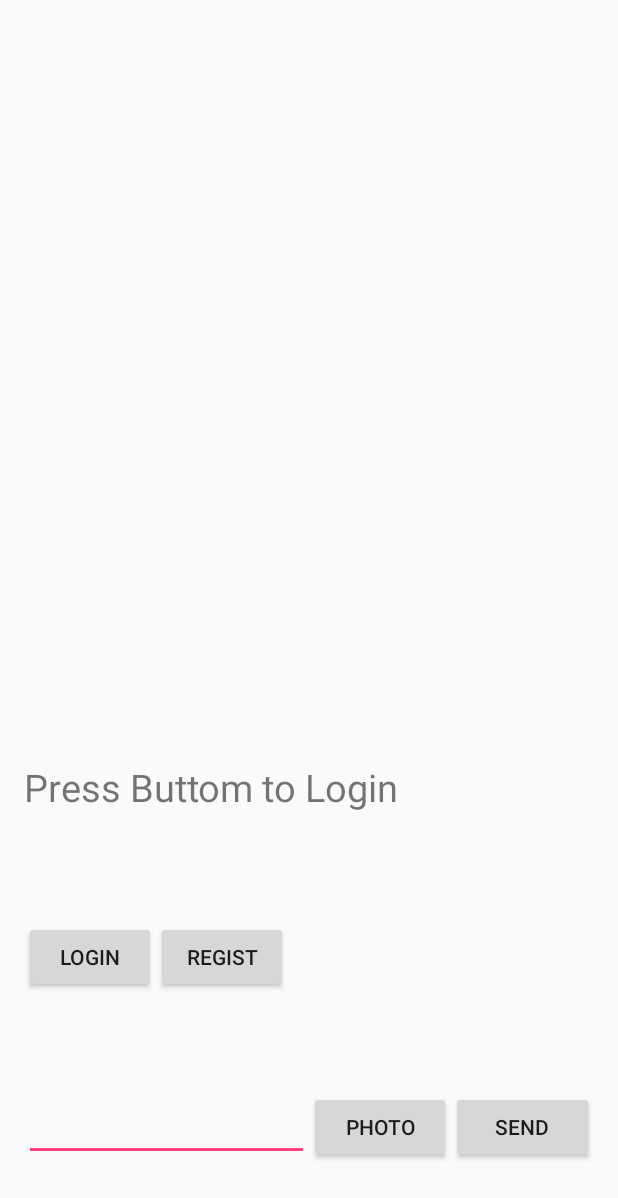
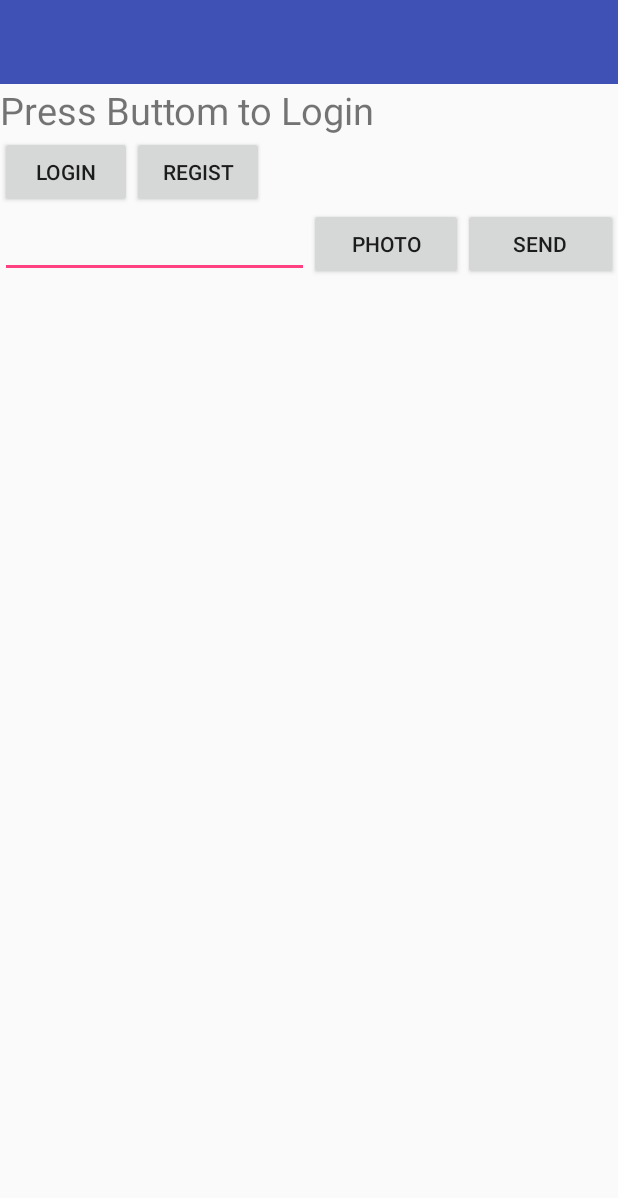
Before and after one commit to Aisuzuka/ChatRoom-with-Firebase, an Android app: the screen it shows after launch (MainActivity), after a tap on "PHOTO", on a phone screen of 412 x 824 dp. Shown: the top 1198 px of the screen. Run offline under Robolectric (Android 15) with nearby library versions, the phone set to English and light mode, and no system bars; our stand-ins replace Firebase (no records; nobody signed in at launch, a user with empty details on screens opened directly).

```diff
--- a/app/build.gradle
+++ b/app/build.gradle
@@ -26,6 +26,8 @@ dependencies {
 
 
     compile 'com.android.support:appcompat-v7:22.0.+'
+    compile "com.android.support:recyclerview-v7:22.0.0"
+    compile 'com.android.support:cardview-v7:22.0.0'
     compile 'com.google.code.gson:gson:2.3.1'
     compile 'com.google.firebase:firebase-storage:9.2.0'
     compile 'com.google.firebase:firebase-auth:9.2.0'
--- a/app/src/main/java/com/example/chienhua/chatroom/MainActivity.java
+++ b/app/src/main/java/com/example/chienhua/chatroom/MainActivity.java
@@ -10,16 +10,24 @@ import android.os.AsyncTask;
 import android.os.Bundle;
 import android.provider.MediaStore;
 import android.support.annotation.NonNull;
+import android.support.v7.app.ActionBarActivity;
+import android.support.v7.widget.Toolbar;
 import android.util.Log;
+import android.view.MotionEvent;
 import android.view.View;
+import android.view.ViewTreeObserver;
 import android.widget.ArrayAdapter;
 import android.widget.Button;
 import android.widget.EditText;
 import android.widget.ImageView;
+import android.widget.LinearLayout;
 import android.widget.ListView;
+import android.widget.ScrollView;
 import android.widget.TextView;
 
 
+import com.example.chienhua.chatroom.Tool.CustomScrollView;
+import com.example.chienhua.chatroom.Tool.ListViewInScroll;
 import com.google.android.gms.tasks.OnFailureListener;
 import com.google.android.gms.tasks.OnSuccessListener;
 import com.google.firebase.auth.FirebaseAuth;
@@ -44,7 +52,7 @@ import java.util.HashMap;
 import java.util.Map;
 
 
-public class MainActivity extends Activity {
+public class MainActivity extends ActionBarActivity {
     private TextView textView;
     private EditText editText2;
     private FirebaseAuth mAuth;
@@ -58,11 +66,18 @@ public class MainActivity extends Activity {
     private String photoLink = "";
     private ChatRoomAdapter chatRoomAdapter;
     private ArrayList<DataStruct> dataStruct = new ArrayList<DataStruct>();
+    private ListViewInScroll list;
+    private CustomScrollView scroll;
+    private Toolbar toolBar;
+    private LinearLayout toolBarHeader;
 
     @Override
     protected void onCreate(Bundle savedInstanceState) {
         super.onCreate(savedInstanceState);
         setContentView(R.layout.activity_main);
+        toolBar = (Toolbar) findViewById(R.id.toolbar);
+        setTitle("ChatRoom");
+        toolBar.setTitleTextColor(getResources().getColor(android.R.color.white));
     }
 
     private void doUpdate(DataStruct data) {
@@ -73,19 +88,85 @@ public class MainActivity extends Activity {
         mRef.push().setValue(map);
     }
 
+    int pastY;
+    int dY;
+    private int mToolbarOffset = 0;
+    private int mToolbarHeight;
+    private boolean mControlsVisible = true;
+    @Override
+    public boolean dispatchTouchEvent(MotionEvent event) {
+
+        clipToolbarOffset();
+        onMoved(mToolbarOffset);
+        switch(event.getAction()){
+            case MotionEvent.ACTION_DOWN:
+                Log.e("pastY", String.valueOf(pastY));
+                pastY = (int) event.getY();
+                mToolbarOffset = 0;
+                break;
+            case MotionEvent.ACTION_MOVE:
+                dY = (int) (pastY - event.getY());
+                pastY = (int) event.getY();
+                if((mToolbarOffset <mToolbarHeight && dY>0) || (mToolbarOffset >0 && dY<0)) {
+//                    Log.e("mToolbarHeight", String.valueOf(mToolbarHeight));
+//                    Log.e("mToolbarOffset", String.valueOf(mToolbarOffset));
+//                    Log.e("dY", String.valueOf(dY));
+                    mToolbarOffset += dY;
+                }
+                break;
+            case MotionEvent.ACTION_UP:
+                dY = 0;
+                break;
+        }
+
+        return super.dispatchTouchEvent(event);
+    }
+
+    public void onMoved(int distance) {
+        toolBar.setTranslationY(-distance);
+    }
+
+    private void clipToolbarOffset() {
+        if(mToolbarOffset > mToolbarHeight) {
+            mToolbarOffset = mToolbarHeight;
+        } else if(mToolbarOffset < 0) {
+            mToolbarOffset = 0;
+        }
+    }
+
     @Override
     protected void onStart() {
         super.onStart();
         textView = (TextView) findViewById(R.id.editText);
         editText2 = (EditText) findViewById(R.id.editText2);
-        final ListView list = (ListView) findViewById(R.id.listView);
+        list = (ListViewInScroll) findViewById(R.id.listView);
         button = (Button) findViewById(R.id.button2);
         button1 = (Button) findViewById(R.id.button3);
         button2 = (Button) findViewById(R.id.button4);
         button3 = (Button) findViewById(R.id.button6);
         imageView = (ImageView) findViewById(R.id.imageView);
+        scroll = (CustomScrollView) findViewById(R.id.scrollView);
         chatRoomAdapter = new ChatRoomAdapter(MainActivity.this, dataStruct);
         list.setAdapter(chatRoomAdapter);
+        list.setEnabled(false);
+        list.setFocusableInTouchMode(false);
+
+//        scroll.setOnTouchListener(new HidingScrollListener(this) {
+//            @Override
+//            public void onMoved(int distance) {
+//                toolBar.setTranslationY(-distance);
+//            }
+//
+//            @Override
+//            public void onShow() {
+//
+//            }
+//
+//            @Override
+//            public void onHide() {
+//
+//            }
+//        });
 
         FirebaseDatabase database = FirebaseDatabase.getInstance(); // Initial Firebase service
         mRef = database.getReference("chat");                       // Read data from Table 'chat'
--- /dev/null
+++ b/app/src/main/java/com/example/chienhua/chatroom/Tool/CustomScrollView.java
@@ -0,0 +1,34 @@
+package com.example.chienhua.chatroom.Tool;
+
+import android.content.Context;
+import android.content.res.TypedArray;
+import android.util.AttributeSet;
+import android.view.MotionEvent;
+import android.widget.ScrollView;
+
+import com.example.chienhua.chatroom.R;
+
+/**
+ * Created by chienhua on 2016/7/13.
+ */
+public class CustomScrollView extends ScrollView {
+    public CustomScrollView(Context context) {
+        super(context);
+    }
+
+    public CustomScrollView(Context context, AttributeSet attrs) {
+        super(context, attrs);
+    }
+
+    public CustomScrollView(Context context, AttributeSet attrs, int defStyleAttr) {
+        super(context, attrs, defStyleAttr);
+    }
+
+    //    public CustomScrollView(Context context, AttributeSet attrs, int defStyleAttr, int defStyleRes) {
+//        super(context, attrs, defStyleAttr, defStyleRes);
+//    }
+    @Override
+    public boolean canScrollVertically(int direction) {
+        return true;
+    }
+}
--- /dev/null
+++ b/app/src/main/java/com/example/chienhua/chatroom/Tool/ListViewInScroll.java
@@ -0,0 +1,28 @@
+package com.example.chienhua.chatroom.Tool;
+
+import android.content.Context;
+import android.util.AttributeSet;
+import android.widget.ListView;
+
+/**
+ * Created by chienhua on 2016/7/12.
+ */
+public class ListViewInScroll extends ListView {
+    public ListViewInScroll(Context context) {
+        super(context);
+    }
+
+    public ListViewInScroll(Context context, AttributeSet attrs, int defStyle) {
+        super(context, attrs, defStyle);
+    }
+
+    public ListViewInScroll(Context context, AttributeSet attrs) {
+        super(context, attrs);
+    }
+    @Override
+    public void onMeasure(int widthMeasureSpec, int heightMeasureSpec) {
+        int expandSpec = MeasureSpec.makeMeasureSpec(
+                Integer.MAX_VALUE >> 2, MeasureSpec.AT_MOST);
+        super.onMeasure(widthMeasureSpec, expandSpec);
+    }
+}
--- a/app/src/main/res/layout/activity_main.xml
+++ b/app/src/main/res/layout/activity_main.xml
@@ -1,100 +1,115 @@
 <?xml version="1.0" encoding="utf-8"?>
+<FrameLayout xmlns:android="http://schemas.android.com/apk/res/android"
+    android:layout_width="match_parent"
+    android:layout_height="match_parent">
+
+
+    <com.example.chienhua.chatroom.Tool.CustomScrollView
+        android:id="@+id/scrollView"
+        android:layout_width="wrap_content"
+        android:layout_height="wrap_content">
+
         <LinearLayout
-    xmlns:android="http://schemas.android.com/apk/res/android"
-    xmlns:tools="http://schemas.android.com/tools"
             android:layout_width="match_parent"
             android:layout_height="match_parent"
-    android:paddingLeft="@dimen/activity_horizontal_margin"
-    android:paddingRight="@dimen/activity_horizontal_margin"
-    android:paddingTop="@dimen/activity_vertical_margin"
-    android:paddingBottom="@dimen/activity_vertical_margin"
-    tools:context="com.example.chienhua.chatroom.MainActivity"
             android:orientation="vertical">
 
             <LinearLayout
-        android:orientation="vertical"
+                android:layout_width="match_parent"
+                android:layout_height="?attr/actionBarSize"/>
+                <LinearLayout
                     android:layout_width="match_parent"
                     android:layout_height="0dip"
-        android:layout_weight="4">
+                    android:layout_weight="4"
+                    android:orientation="vertical">
 
-        <ListView
+                <com.example.chienhua.chatroom.Tool.ListViewInScroll
+                    android:id="@+id/listView"
                     android:layout_width="match_parent"
                     android:layout_height="wrap_content"
-            android:id="@+id/listView" />
+                    android:clickable="false" />
             </LinearLayout>
 
             <LinearLayout
-        android:orientation="horizontal"
                 android:layout_width="match_parent"
                 android:layout_height="0dip"
-        android:layout_weight="1">
+                android:layout_weight="1"
+                android:orientation="horizontal">
 
                 <TextView
+                    android:id="@+id/editText"
                     android:layout_width="wrap_content"
                     android:layout_height="wrap_content"
-            android:id="@+id/editText"
+                    android:layout_gravity="center"
                     android:layout_weight="9"
-            android:textSize="25dp"
                     android:text="Press Buttom to Login"
-            android:layout_gravity="center" />
+                    android:textSize="25dp" />
             </LinearLayout>
 
             <LinearLayout
-        android:orientation="horizontal"
                 android:layout_width="match_parent"
                 android:layout_height="0dip"
-        android:layout_weight="1">
+                android:layout_weight="1"
+                android:orientation="horizontal">
 
                 <Button
+                    android:id="@+id/button3"
                     android:layout_width="wrap_content"
                     android:layout_height="wrap_content"
-            android:text="LOGIN"
-            android:id="@+id/button3"
-            android:layout_gravity="center_vertical" />
+                    android:layout_gravity="center_vertical"
+                    android:text="LOGIN" />
 
                 <Button
+                    android:id="@+id/button4"
                     android:layout_width="wrap_content"
                     android:layout_height="wrap_content"
-            android:text="REGIST"
-            android:id="@+id/button4"
-            android:layout_gravity="center_vertical" />
+                    android:layout_gravity="center_vertical"
+                    android:text="REGIST" />
             </LinearLayout>
 
             <LinearLayout
-        android:orientation="horizontal"
                 android:layout_width="match_parent"
                 android:layout_height="0dip"
-        android:layout_weight="1">
+                android:layout_weight="1"
+                android:orientation="horizontal">
 
                 <EditText
+                    android:id="@+id/editText2"
                     android:layout_width="0dp"
                     android:layout_height="wrap_content"
-            android:id="@+id/editText2"
-            android:layout_weight="2"
-            android:layout_gravity="center_vertical" />
+                    android:layout_gravity="center_vertical"
+                    android:layout_weight="2" />
 
                 <Button
+                    android:id="@+id/button6"
                     android:layout_width="0dp"
                     android:layout_height="wrap_content"
-            android:text="Photo"
-            android:id="@+id/button6"
+                    android:layout_gravity="center_vertical"
                     android:layout_weight="1"
-            android:layout_gravity="center_vertical" />
+                    android:text="Photo" />
 
                 <Button
+                    android:id="@+id/button2"
                     android:layout_width="0dp"
                     android:layout_height="wrap_content"
-            android:text="Send"
-            android:id="@+id/button2"
+                    android:layout_gravity="center_vertical"
                     android:layout_weight="1"
-            android:layout_gravity="center_vertical" />
+                    android:text="Send" />
             </LinearLayout>
 
             <ImageView
+                android:id="@+id/imageView"
                 android:layout_width="match_parent"
                 android:layout_height="0dip"
-        android:id="@+id/imageView"
-        android:visibility="gone"
-        android:layout_weight="1" />
+                android:layout_weight="1"
+                android:visibility="gone" />
+        </LinearLayout>
+    </com.example.chienhua.chatroom.Tool.CustomScrollView>
 
-</LinearLayout>
+    <android.support.v7.widget.Toolbar
+        android:id="@+id/toolbar"
+        android:layout_width="match_parent"
+        android:layout_height="?attr/actionBarSize"
+        android:background="?attr/colorPrimary" />
+
+</FrameLayout>
```
Also changed, not shown: app/src/main/java/com/example/chienhua/chatroom/HidingScrollListener.java (added, +83 -0 lines). Lines whose indentation alone changed are shown as unchanged.
